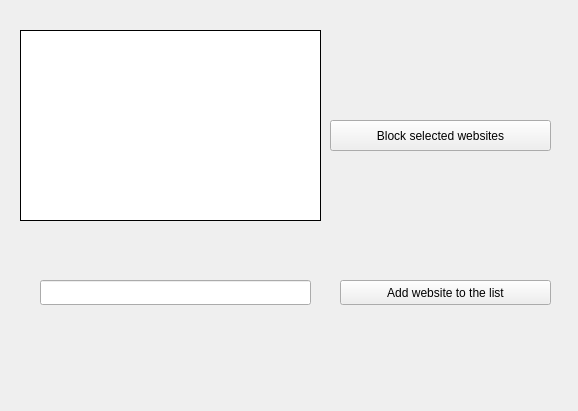
Before: the Qt Designer form ui/siteblocker.ui in SiamSami/deepin-site-blocker, drawn with Qt 5.
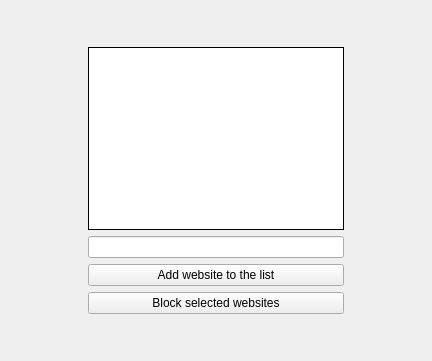
After: the same form once the commit is applied.

The edit to the form file:
```diff
--- a/ui/siteblocker.ui
+++ b/ui/siteblocker.ui
@@ -6,8 +6,8 @@
    <rect>
     <x>0</x>
     <y>0</y>
-    <width>578</width>
-    <height>411</height>
+    <width>432</width>
+    <height>361</height>
    </rect>
   </property>
   <property name="windowTitle">
@@ -21,55 +21,56 @@
     <property name="geometry">
      <rect>
       <x>0</x>
-      <y>10</y>
-      <width>581</width>
-      <height>371</height>
+      <y>0</y>
+      <width>431</width>
+      <height>361</height>
      </rect>
     </property>
-    <widget class="QLineEdit" name="lineEdit">
-     <property name="geometry">
-      <rect>
-       <x>40</x>
-       <y>270</y>
-       <width>271</width>
-       <height>25</height>
-      </rect>
-     </property>
-     <property name="text">
-      <string/>
-     </property>
-     <property name="frame">
-      <bool>true</bool>
-     </property>
-     <property name="placeholderText">
-      <string/>
-     </property>
-     <property name="clearButtonEnabled">
-      <bool>false</bool>
-     </property>
-    </widget>
+    <layout class="QGridLayout" name="gridLayout">
+     <item row="5" column="0">
+      <spacer name="verticalSpacer">
+       <property name="orientation">
+        <enum>Qt::Vertical</enum>
+       </property>
+       <property name="sizeHint" stdset="0">
+        <size>
+         <width>20</width>
+         <height>40</height>
+        </size>
+       </property>
+      </spacer>
+     </item>
+     <item row="0" column="0">
+      <spacer name="verticalSpacer_2">
+       <property name="orientation">
+        <enum>Qt::Vertical</enum>
+       </property>
+       <property name="sizeHint" stdset="0">
+        <size>
+         <width>20</width>
+         <height>40</height>
+        </size>
+       </property>
+      </spacer>
+     </item>
+     <item row="1" column="0" rowspan="2">
+      <layout class="QGridLayout" name="gridLayout_2">
+       <item row="3" column="2">
     <widget class="QPushButton" name="pushButton">
-     <property name="geometry">
-      <rect>
-       <x>340</x>
-       <y>270</y>
-       <width>211</width>
-       <height>25</height>
-      </rect>
-     </property>
      <property name="text">
       <string>Add website to the list</string>
      </property>
     </widget>
+       </item>
+       <item row="4" column="2">
+        <widget class="QPushButton" name="pushButton_2">
+         <property name="text">
+          <string>Block selected websites</string>
+         </property>
+        </widget>
+       </item>
+       <item row="1" column="2">
     <widget class="QListWidget" name="listWidget">
-     <property name="geometry">
-      <rect>
-       <x>20</x>
-       <y>20</y>
-       <width>301</width>
-       <height>191</height>
-      </rect>
-     </property>
      <property name="frameShape">
       <enum>QFrame::Box</enum>
      </property>
@@ -77,19 +78,52 @@
       <enum>QFrame::Plain</enum>
      </property>
     </widget>
-    <widget class="QPushButton" name="pushButton_2">
-     <property name="geometry">
-      <rect>
-       <x>330</x>
-       <y>110</y>
-       <width>221</width>
-       <height>31</height>
-      </rect>
-     </property>
+       </item>
+       <item row="1" column="3">
+        <spacer name="horizontalSpacer_2">
+         <property name="orientation">
+          <enum>Qt::Horizontal</enum>
+         </property>
+         <property name="sizeHint" stdset="0">
+          <size>
+           <width>28</width>
+           <height>20</height>
+          </size>
+         </property>
+        </spacer>
+       </item>
+       <item row="2" column="2">
+        <widget class="QLineEdit" name="lineEdit">
      <property name="text">
-      <string>Block selected websites</string>
-     </property>
-    </widget>
+          <string/>
+         </property>
+         <property name="frame">
+          <bool>true</bool>
+         </property>
+         <property name="placeholderText">
+          <string/>
+         </property>
+         <property name="clearButtonEnabled">
+          <bool>false</bool>
+         </property>
+        </widget>
+       </item>
+       <item row="1" column="1">
+        <spacer name="horizontalSpacer">
+         <property name="orientation">
+          <enum>Qt::Horizontal</enum>
+         </property>
+         <property name="sizeHint" stdset="0">
+          <size>
+           <width>18</width>
+           <height>20</height>
+          </size>
+         </property>
+        </spacer>
+       </item>
+      </layout>
+     </item>
+    </layout>
    </widget>
   </widget>
  </widget>
```
Left out of the diff: 2 changed lines with no effect on the pictures. Lines whose indentation alone changed are shown as unchanged.
